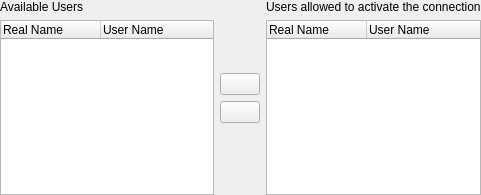
Before: the Qt Designer form libs/ui/advancedpermissionswidget.ui in KDE/networkmanagement, drawn with Qt 5.
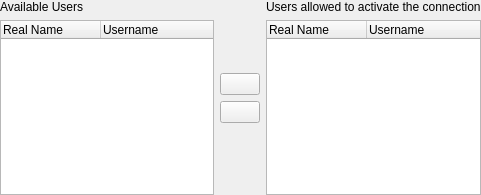
After: the same form once the commit is applied. Custom widgets are drawn as their Qt base class.

The edit to the form file:
```diff
--- a/libs/ui/advancedpermissionswidget.ui
+++ b/libs/ui/advancedpermissionswidget.ui
@@ -80,7 +80,7 @@
        </column>
        <column>
         <property name="text">
-         <string>User Name</string>
+         <string comment="like in Username for athentication">Username</string>
         </property>
        </column>
       </widget>
@@ -194,7 +194,7 @@
        </column>
        <column>
         <property name="text">
-         <string>User Name</string>
+         <string comment="like in Username for athentication">Username</string>
         </property>
        </column>
       </widget>
```
